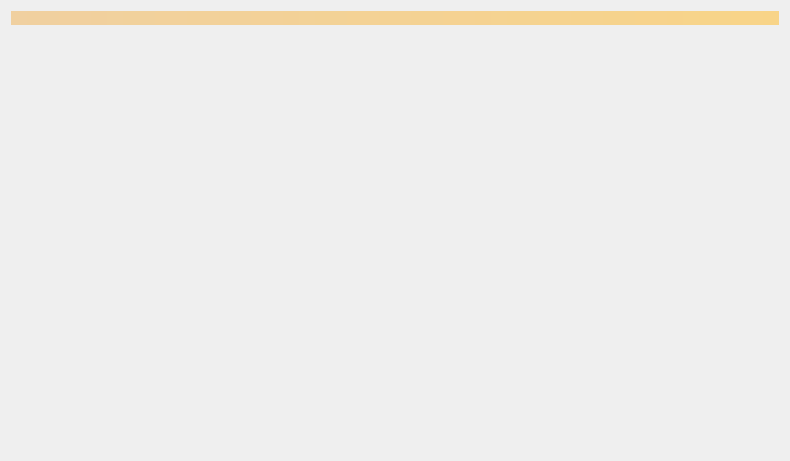
Qt form src/qt/forms/merchantlist.ui (FeatherCoin/Feathercoin) before a commit.
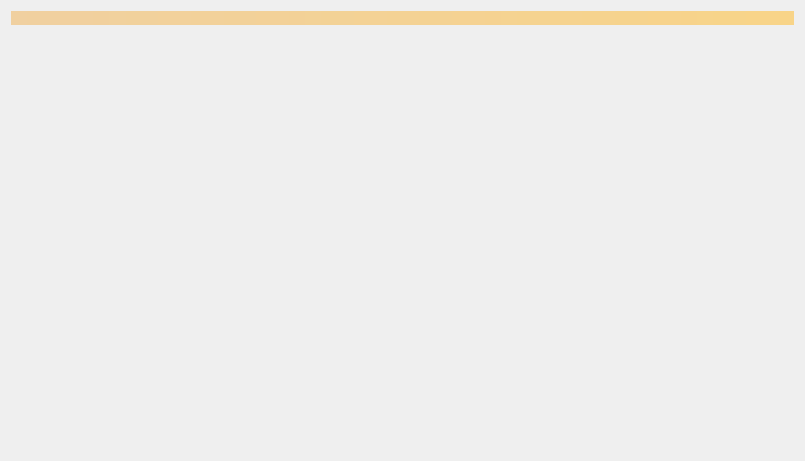
The same form after that commit. Icons and pictures are not drawn.

```diff
--- a/src/qt/forms/merchantlist.ui
+++ b/src/qt/forms/merchantlist.ui
@@ -6,7 +6,7 @@
    <rect>
     <x>0</x>
     <y>0</y>
-    <width>790</width>
+    <width>805</width>
     <height>461</height>
    </rect>
   </property>
@@ -78,6 +78,19 @@
            </property>
           </widget>
          </item>
+         <item>
+          <spacer name="horizontalSpacer_4">
+           <property name="orientation">
+            <enum>Qt::Horizontal</enum>
+           </property>
+           <property name="sizeHint" stdset="0">
+            <size>
+             <width>40</width>
+             <height>20</height>
+            </size>
+           </property>
+          </spacer>
+         </item>
         </layout>
        </item>
        <item>
@@ -324,6 +337,32 @@
            </property>
           </widget>
          </item>
+         <item>
+          <spacer name="horizontalSpacer_5">
+           <property name="orientation">
+            <enum>Qt::Horizontal</enum>
+           </property>
+           <property name="sizeHint" stdset="0">
+            <size>
+             <width>40</width>
+             <height>20</height>
+            </size>
+           </property>
+          </spacer>
+         </item>
+         <item>
+          <spacer name="horizontalSpacer_7">
+           <property name="orientation">
+            <enum>Qt::Horizontal</enum>
+           </property>
+           <property name="sizeHint" stdset="0">
+            <size>
+             <width>40</width>
+             <height>20</height>
+            </size>
+           </property>
+          </spacer>
+         </item>
          <item>
           <spacer name="horizontalSpacer">
            <property name="orientation">
@@ -354,6 +393,19 @@
            </property>
           </widget>
          </item>
+         <item>
+          <spacer name="horizontalSpacer_6">
+           <property name="orientation">
+            <enum>Qt::Horizontal</enum>
+           </property>
+           <property name="sizeHint" stdset="0">
+            <size>
+             <width>40</width>
+             <height>20</height>
+            </size>
+           </property>
+          </spacer>
+         </item>
         </layout>
        </item>
        <item>
```
Left out of the diff: 11 changed lines with no effect on the pictures.
